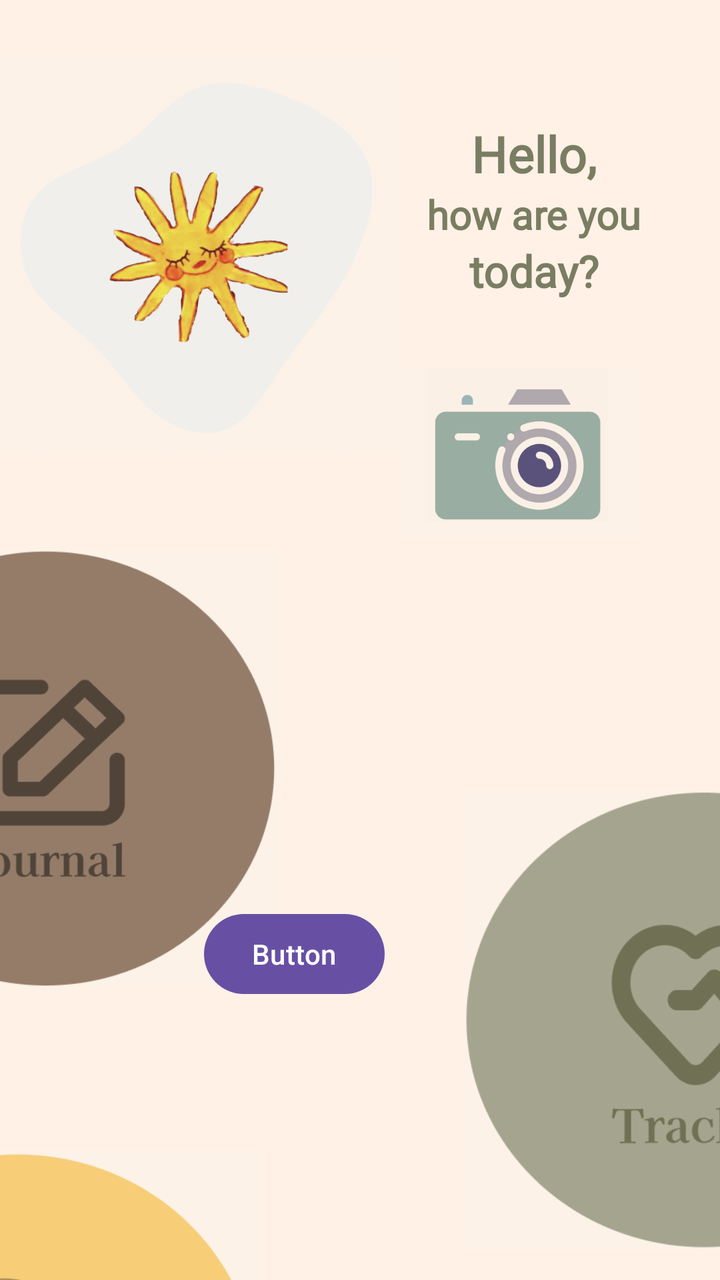
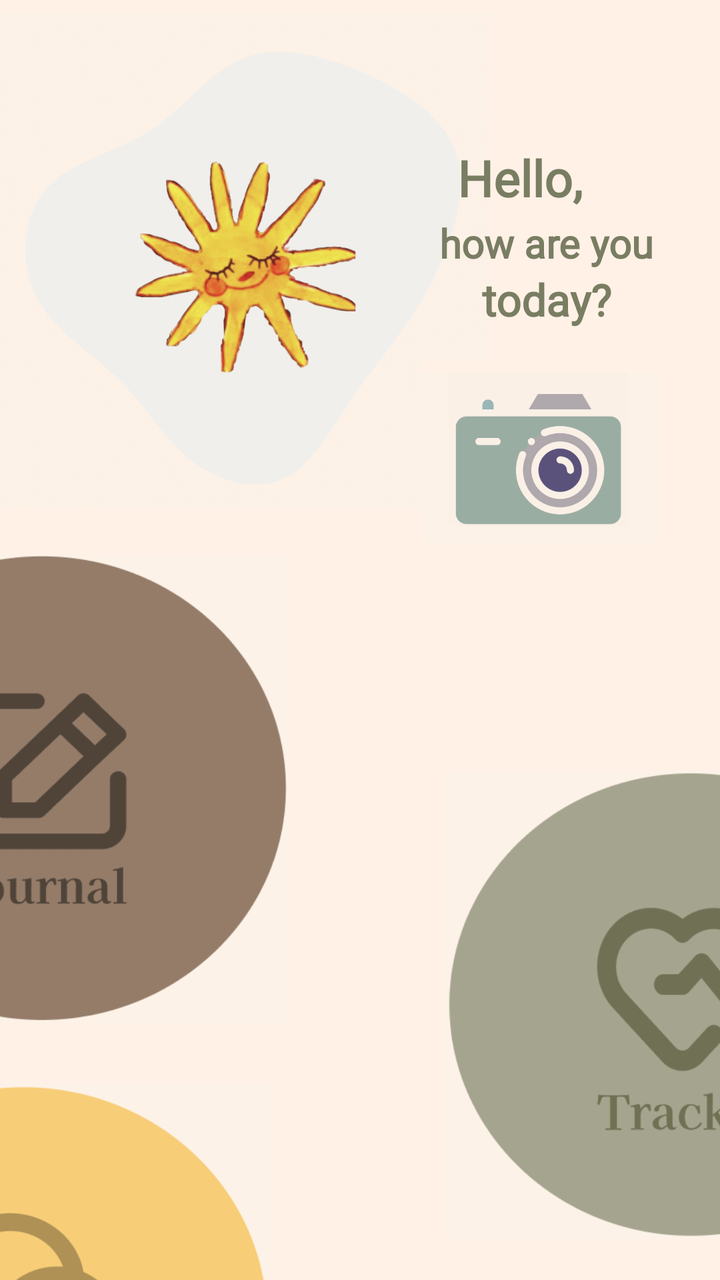

Two renders of the same Android screen: before a commit and after it. Below are the layout's source before the change and the commit's diff.
<!-- AndroidManifest.xml: application theme Theme.Emotify -->
<!-- res/layout/fragment_home.xml -->
<androidx.constraintlayout.widget.ConstraintLayout xmlns:android="http://schemas.android.com/apk/res/android"
    xmlns:app="http://schemas.android.com/apk/res-auto"
    xmlns:tools="http://schemas.android.com/tools"
    android:id="@+id/frameLayout2"
    android:layout_width="match_parent"
    android:layout_height="match_parent"
    android:background="#FFF1E6"
    tools:context=".View.Home">


    <ImageView
        android:id="@+id/imageView6"
        android:layout_width="199dp"
        android:layout_height="244dp"
        android:layout_marginTop="4dp"
        app:layout_constraintEnd_toEndOf="parent"
        app:layout_constraintHorizontal_bias="0.0"
        app:layout_constraintStart_toStartOf="parent"
        app:layout_constraintTop_toTopOf="parent"
        app:srcCompat="@drawable/emotifylogo" />

    <TextView
        android:id="@+id/textView5"
        android:layout_width="wrap_content"
        android:layout_height="wrap_content"
        android:layout_marginTop="60dp"
        android:fontFamily="@font/kaisei_tokumin_medium"
        android:text="Hello,"
        android:textColor="@color/army"
        android:textSize="25sp"
        android:textStyle="bold"
        app:layout_constraintEnd_toEndOf="parent"
        app:layout_constraintHorizontal_bias="0.793"
        app:layout_constraintStart_toStartOf="parent"
        app:layout_constraintTop_toTopOf="parent" />

    <TextView
        android:id="@+id/textView6"
        android:layout_width="wrap_content"
        android:layout_height="wrap_content"
        android:fontFamily="@font/kaisei_tokumin_medium"
        android:text="how are you"
        android:textColor="@color/army"
        android:textSize="20sp"
        android:textStyle="bold"
        app:layout_constraintEnd_toEndOf="@+id/textView5"
        app:layout_constraintHorizontal_bias="0.5"
        app:layout_constraintStart_toStartOf="@+id/textView5"
        app:layout_constraintTop_toBottomOf="@id/textView5" />

    <TextView
        android:id="@+id/textView7"
        android:layout_width="wrap_content"
        android:layout_height="wrap_content"
        android:fontFamily="@font/kaisei_tokumin_medium"
        android:text="today?"
        android:textColor="@color/army"
        android:textSize="22sp"
        android:textStyle="bold"
        app:layout_constraintEnd_toEndOf="@+id/textView6"
        app:layout_constraintHorizontal_bias="0.5"
        app:layout_constraintStart_toStartOf="@+id/textView6"
        app:layout_constraintTop_toBottomOf="@id/textView6" />


    <ImageButton
        android:id="@+id/imageButton"
        android:layout_width="119dp"
        android:layout_height="97dp"
        android:layout_marginTop="28dp"
        android:background="#FFF1E6"
        android:scaleType="fitCenter"
        android:src="@drawable/cameraicon"
        app:layout_constraintEnd_toEndOf="parent"
        app:layout_constraintHorizontal_bias="0.832"
        app:layout_constraintStart_toStartOf="parent"
        app:layout_constraintTop_toBottomOf="@id/textView7" />



    <ImageView
        android:id="@+id/imageView25"
        android:clickable="true"
        android:layout_width="208dp"
        android:layout_height="219dp"
        android:layout_marginEnd="212dp"
        android:src="@drawable/homejournal"
        app:layout_constraintEnd_toEndOf="parent"
        app:layout_constraintTop_toBottomOf="@id/imageButton" />

    <ImageView
        android:id="@+id/imageView26"
        android:clickable="true"
        android:layout_width="223dp"
        android:layout_height="230dp"
        android:layout_marginStart="212dp"
        android:layout_marginTop="120dp"
        android:src="@drawable/hometracker"
        app:layout_constraintStart_toStartOf="parent"
        app:layout_constraintTop_toTopOf="@+id/imageView25" />

    <ImageView
        android:id="@+id/imageView27"
        android:clickable="true"
        android:layout_width="228dp"
        android:layout_height="233dp"
        android:layout_marginTop="180dp"
        android:layout_marginEnd="208dp"
        android:src="@drawable/homegethelp"
        app:layout_constraintEnd_toEndOf="parent"
        app:layout_constraintTop_toTopOf="@+id/imageView26" />

    <Button
        android:id="@+id/button4"
        android:layout_width="wrap_content"
        android:layout_height="wrap_content"
        android:text="Button"
        app:layout_constraintBottom_toBottomOf="parent"
        app:layout_constraintEnd_toEndOf="parent"
        app:layout_constraintHorizontal_bias="0.378"
        app:layout_constraintStart_toStartOf="parent"
        app:layout_constraintTop_toTopOf="parent"
        app:layout_constraintVertical_bias="0.765" />

</androidx.constraintlayout.widget.ConstraintLayout>
<!-- resources referenced by this layout -->
<resources>
  <color name="army">#797D62</color>
  <!-- drawable cameraicon: png bitmap (drawable, 55442 bytes) -->
  <!-- drawable emotifylogo: png bitmap (drawable, 228464 bytes) -->
  <!-- drawable homegethelp: png bitmap (drawable, 26082 bytes) -->
  <!-- drawable homejournal: png bitmap (drawable, 23053 bytes) -->
  <!-- drawable hometracker: png bitmap (drawable, 23727 bytes) -->
  <style name="Theme.Emotify" parent="Base.Theme.Emotify" />
  <style name="Base.Theme.Emotify" parent="Theme.Material3.DayNight.NoActionBar">
          
          
      </style>
</resources>

<!-- the commit's change to res/layout/fragment_home.xml (unified diff, before → after) -->
@@ -10,8 +10,8 @@
 
     <ImageView
         android:id="@+id/imageView6"
-        android:layout_width="199dp"
-        android:layout_height="244dp"
+        android:layout_width="246dp"
+        android:layout_height="253dp"
         android:layout_marginTop="4dp"
         app:layout_constraintEnd_toEndOf="parent"
         app:layout_constraintHorizontal_bias="0.0"
@@ -21,16 +21,16 @@
 
     <TextView
         android:id="@+id/textView5"
-        android:layout_width="wrap_content"
-        android:layout_height="wrap_content"
-        android:layout_marginTop="60dp"
+        android:layout_width="89dp"
+        android:layout_height="36dp"
+        android:layout_marginTop="72dp"
         android:fontFamily="@font/kaisei_tokumin_medium"
         android:text="Hello,"
         android:textColor="@color/army"
         android:textSize="25sp"
         android:textStyle="bold"
         app:layout_constraintEnd_toEndOf="parent"
-        app:layout_constraintHorizontal_bias="0.793"
+        app:layout_constraintHorizontal_bias="0.844"
         app:layout_constraintStart_toStartOf="parent"
         app:layout_constraintTop_toTopOf="parent" />
 
@@ -67,59 +67,45 @@
         android:id="@+id/imageButton"
         android:layout_width="119dp"
         android:layout_height="97dp"
-        android:layout_marginTop="28dp"
+        android:layout_marginTop="16dp"
         android:background="#FFF1E6"
         android:scaleType="fitCenter"
         android:src="@drawable/cameraicon"
         app:layout_constraintEnd_toEndOf="parent"
-        app:layout_constraintHorizontal_bias="0.832"
+        app:layout_constraintHorizontal_bias="0.876"
         app:layout_constraintStart_toStartOf="parent"
         app:layout_constraintTop_toBottomOf="@id/textView7" />
 
-
-
     <ImageView
         android:id="@+id/imageView25"
+        android:layout_width="225dp"
+        android:layout_height="234dp"
+        android:layout_marginEnd="204dp"
         android:clickable="true"
-        android:layout_width="208dp"
-        android:layout_height="219dp"
-        android:layout_marginEnd="212dp"
         android:src="@drawable/homejournal"
         app:layout_constraintEnd_toEndOf="parent"
         app:layout_constraintTop_toBottomOf="@id/imageButton" />
 
     <ImageView
         android:id="@+id/imageView26"
+        android:layout_width="225dp"
+        android:layout_height="234dp"
+        android:layout_marginStart="204dp"
+        android:layout_marginTop="108dp"
         android:clickable="true"
-        android:layout_width="223dp"
-        android:layout_height="230dp"
-        android:layout_marginStart="212dp"
-        android:layout_marginTop="120dp"
         android:src="@drawable/hometracker"
         app:layout_constraintStart_toStartOf="parent"
         app:layout_constraintTop_toTopOf="@+id/imageView25" />
 
     <ImageView
         android:id="@+id/imageView27"
+        android:layout_width="229dp"
+        android:layout_height="237dp"
+        android:layout_marginTop="156dp"
+        android:layout_marginEnd="204dp"
         android:clickable="true"
-        android:layout_width="228dp"
-        android:layout_height="233dp"
-        android:layout_marginTop="180dp"
-        android:layout_marginEnd="208dp"
         android:src="@drawable/homegethelp"
         app:layout_constraintEnd_toEndOf="parent"
         app:layout_constraintTop_toTopOf="@+id/imageView26" />
 
-    <Button
-        android:id="@+id/button4"
-        android:layout_width="wrap_content"
-        android:layout_height="wrap_content"
-        android:text="Button"
-        app:layout_constraintBottom_toBottomOf="parent"
-        app:layout_constraintEnd_toEndOf="parent"
-        app:layout_constraintHorizontal_bias="0.378"
-        app:layout_constraintStart_toStartOf="parent"
-        app:layout_constraintTop_toTopOf="parent"
-        app:layout_constraintVertical_bias="0.765" />
-
 </androidx.constraintlayout.widget.ConstraintLayout>
